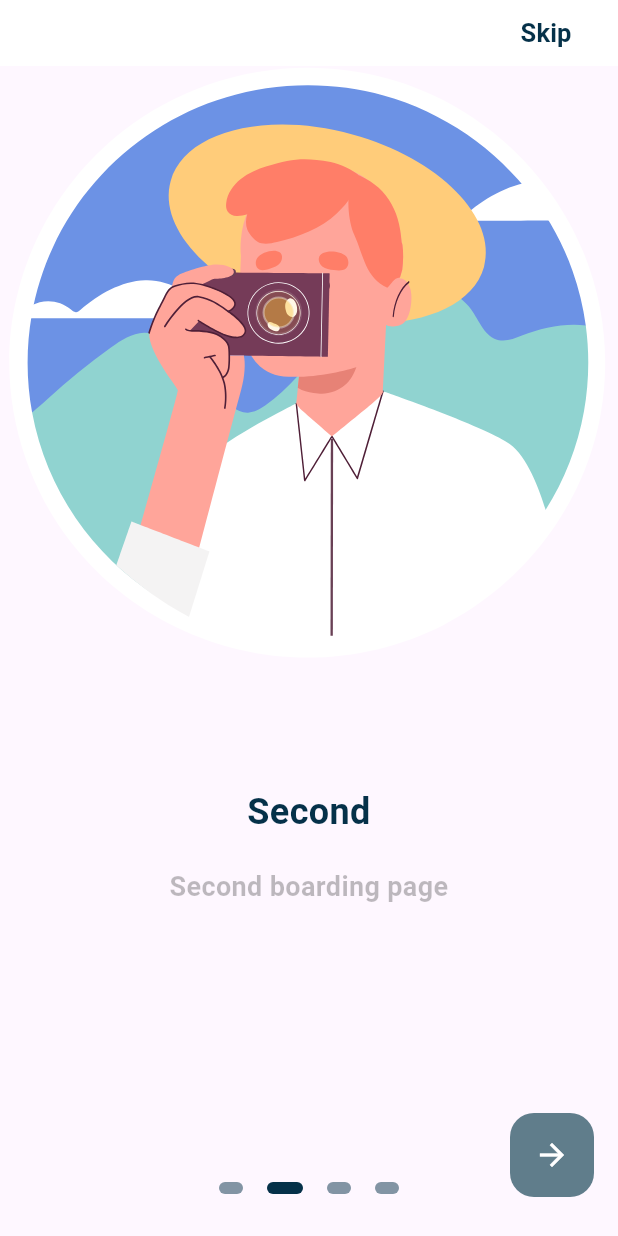
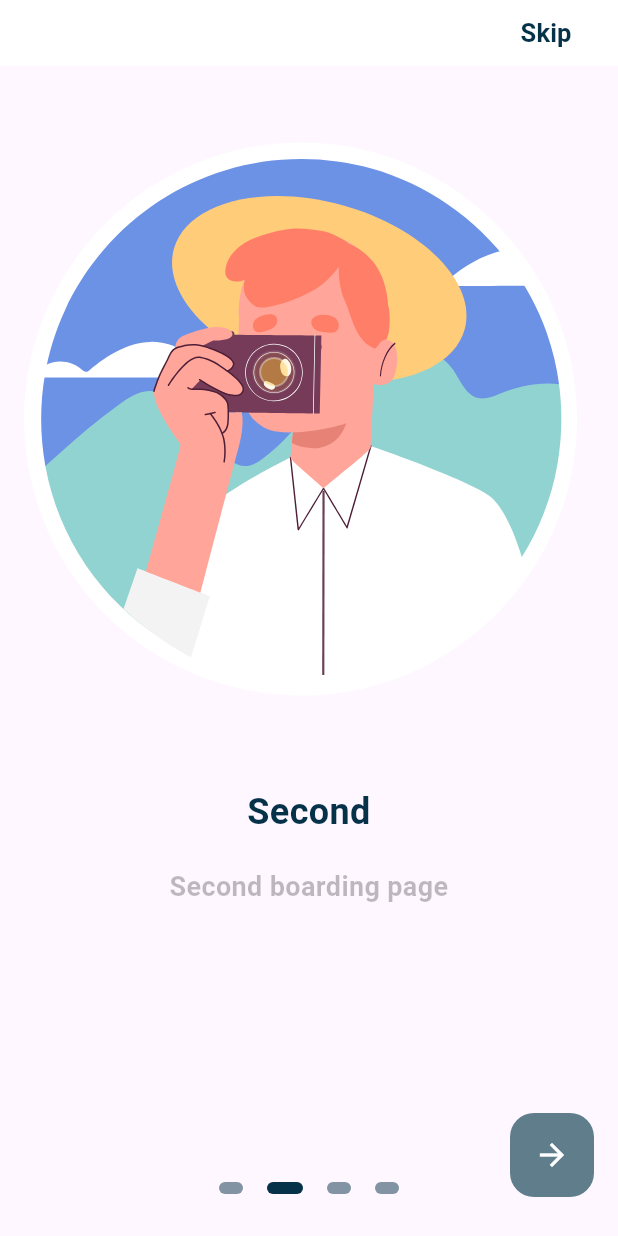
Before and after one commit to Medithings/MediLight_App_Tablet, a Flutter app: the screen it shows after launch, swiped to page 2, on a phone screen of 412 x 824 dp. Run offline on Flutter 3.47's test engine with Material 3 defaults, Android fonts, the phone set to English and light mode, and no system bars; drawn by our look-alikes of flutter_onboarding_slider; our stand-ins replace flutter_blue_plus, logger, lottie.

Commit message:
:lipstick: Design: "Onboarding page second Lottie asset editted"
Second Lottie asset wrap with a column and make it lower
Second Lottie asset resizing done

```diff
--- a/lib/screens/onboarding_screen.dart
+++ b/lib/screens/onboarding_screen.dart
@@ -32,17 +32,18 @@ class OnBoardingScreen extends StatelessWidget {
             fontWeight: FontWeight.bold,
           ),
         ),
-        trailing: Text(
-          'Login',
-          style: TextStyle(
-            fontSize: 17,
-            color: kDarkBlueColor,
-            fontWeight: FontWeight.bold,
-          ),
-        ),
-        trailingFunction: (){
-          Navigator.push(context, CupertinoPageRoute(builder: (context) => const ScanScreen(),),);
-        },
+        // Login 기능은 필요 없어서
+        // trailing: Text(
+        //   'Login',
+        //   style: TextStyle(
+        //     fontSize: 17,
+        //     color: kDarkBlueColor,
+        //     fontWeight: FontWeight.bold,
+        //   ),
+        // ),
+        // trailingFunction: (){
+        //   Navigator.push(context, CupertinoPageRoute(builder: (context) => const ScanScreen(),),);
+        // },
         controllerColor: kDarkBlueColor,
         totalPage: 4,
 
@@ -57,13 +58,18 @@ class OnBoardingScreen extends StatelessWidget {
               ),
             ],
           ),
-          Row(
+          Column(
             children: [
-              const SizedBox(width: 5,),
-              SizedBox(
-                width: MediaQuery.of(context).size.width*0.97,
-                height: MediaQuery.of(context).size.height*0.48,
-                child: Lottie.asset('assets/lottie/second.json', width: 300, height: 230, fit: BoxFit.fill,),
+              const SizedBox(height: 50,),
+              Row(
+                children: [
+                  const SizedBox(width: 15,),
+                  SizedBox(
+                    width: MediaQuery.of(context).size.width*0.90,
+                    height: MediaQuery.of(context).size.height*0.45,
+                    child: Lottie.asset('assets/lottie/second.json', width: 300, height: 230, fit: BoxFit.fill,),
+                  ),
+                ],
               ),
             ],
           ),
```
